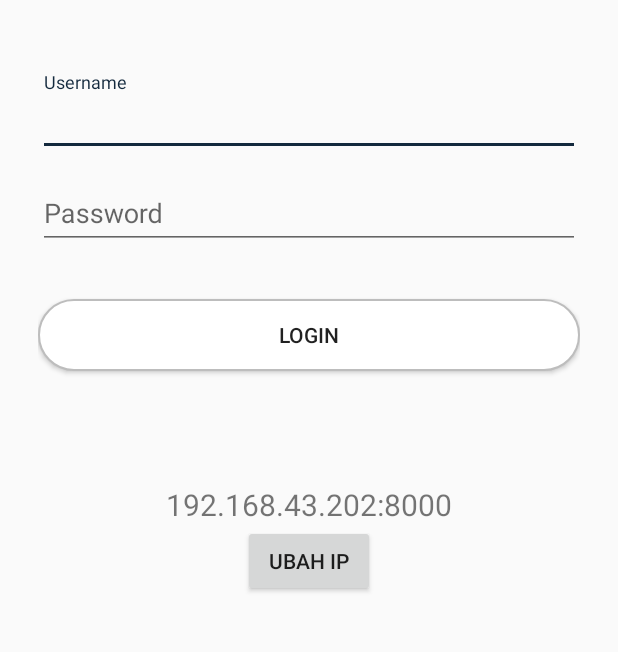
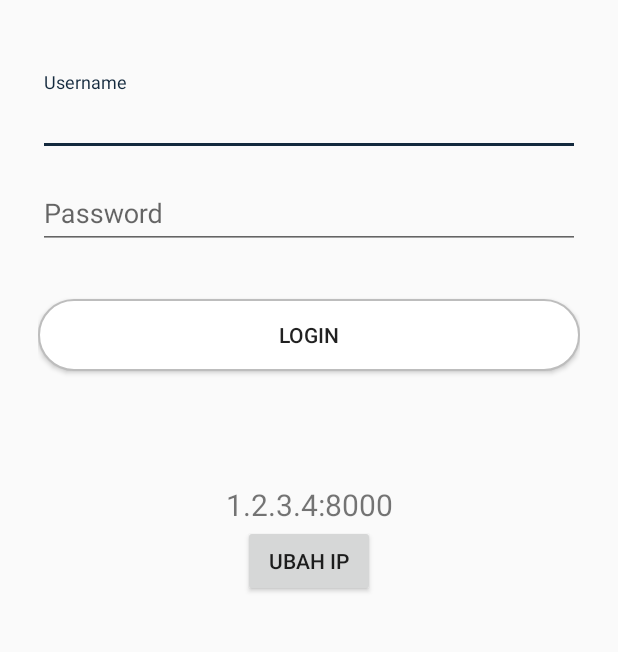
Before and after one commit to Ordinal43/patrol-system-app, an Android app: the screen it shows after launch (LoginActivity), on a phone screen of 412 x 824 dp, the part 263-915 px from its top. Run offline under Robolectric (Android 15) with nearby library versions, the phone set to English and light mode, and no system bars; libraries missing offline, so code that uses them is left out: com.google.zxing.integration, org.eclipse.paho; 1 statement that could not run was skipped.

Commit message:
store ip address and login username with sharedPreferences

```diff
--- a/app/src/main/java/com/patrolsystemapp/LoginActivity.java
+++ b/app/src/main/java/com/patrolsystemapp/LoginActivity.java
@@ -31,6 +31,7 @@ import okhttp3.RequestBody;
 import okhttp3.Response;
 
 public class LoginActivity extends AppCompatActivity implements IpDialog.IpDialogListener {
+    private SharedPreferences sharedPrefs;
     private Context mContext;
     private ProgressBar progressBar;
     private EditText edtUsername;
@@ -38,7 +39,7 @@ public class LoginActivity extends AppCompatActivity implements IpDialog.IpDialo
     private Button btnLogin;
 
     private TextView txtIp;
-    String ipAddress = new String("192.168.43.202:8000");
+    private String ipAddress;
     private Button btnIp;
 
     @Override
@@ -51,13 +52,28 @@ public class LoginActivity extends AppCompatActivity implements IpDialog.IpDialo
 
     private void initWidgets() {
         mContext = LoginActivity.this;
+        sharedPrefs = getSharedPreferences("patrol_app", Context.MODE_PRIVATE);
         progressBar = (ProgressBar) findViewById(R.id.progressBar);
         progressBar.setVisibility(View.GONE);
         edtUsername = (EditText) findViewById(R.id.edtUsername);
+
+        if (sharedPrefs.contains("login_username")) {
+            String login_username;
+            login_username = sharedPrefs.getString("login_username", "");
+            edtUsername.setText(login_username);
+        }
+
         edtPassword = (EditText) findViewById(R.id.edtPassword);
         btnLogin = (Button) findViewById(R.id.btnLogin);
+
         txtIp = (TextView) findViewById(R.id.txtIp);
-        txtIp.setText("192.168.43.202:8000");
+        if (sharedPrefs.contains("ip_address")) {
+            ipAddress = sharedPrefs.getString("ip_address", "");
+        } else {
+            ipAddress = "1.2.3.4:8000";
+        }
+        txtIp.setText(ipAddress);
+
         btnIp = (Button) findViewById(R.id.btnIp);
 
         btnIp.setOnClickListener(v -> {
@@ -100,8 +116,9 @@ public class LoginActivity extends AppCompatActivity implements IpDialog.IpDialo
                 .addFormDataPart("password", password)
                 .build();
 
+        String url = "http://" + ipAddress;
         Request request = new Request.Builder()
-                .url("http://" + ipAddress + "/api/login")
+                .url(url + "/api/auth/login")
                 .post(requestBody)
                 .build();
 
@@ -127,7 +144,8 @@ public class LoginActivity extends AppCompatActivity implements IpDialog.IpDialo
 
                     SharedPreferences.Editor editor = sharedPrefs.edit();
                     editor.putString("user_object", jsonString);
-                    editor.apply();
+                            editor.putString("login_username", username);
+                            editor.apply();
 
                     Intent intent = new Intent(mContext, MainActivity.class);
                     intent.setFlags(Intent.FLAG_ACTIVITY_NEW_TASK | Intent.FLAG_ACTIVITY_CLEAR_TASK);
@@ -149,5 +167,8 @@ public class LoginActivity extends AppCompatActivity implements IpDialog.IpDialo
     public void applyTexts(String ip) {
         ipAddress = ip;
         txtIp.setText(ipAddress);
+        SharedPreferences.Editor editor = sharedPrefs.edit();
+        editor.putString("ip_address", ipAddress);
+        editor.apply();
     }
 }
--- a/app/src/main/java/com/patrolsystemapp/MainActivity.java
+++ b/app/src/main/java/com/patrolsystemapp/MainActivity.java
@@ -40,6 +40,7 @@ public class MainActivity extends AppCompatActivity implements NavigationView.On
     //    Shared preferences
     private SharedPreferences sharedPrefs;
 
+    private String ipAddress;
     @Override
     protected void onStart() {
         super.onStart();
@@ -78,6 +79,8 @@ public class MainActivity extends AppCompatActivity implements NavigationView.On
                     new HomeFragment()).commit();
             navigationView.setCheckedItem(R.id.nav_home);
         }
+
+        ipAddress = sharedPrefs.getString("ip_address", "");
 
         if (sharedPrefs.contains("user_object")) {
             try {
```
